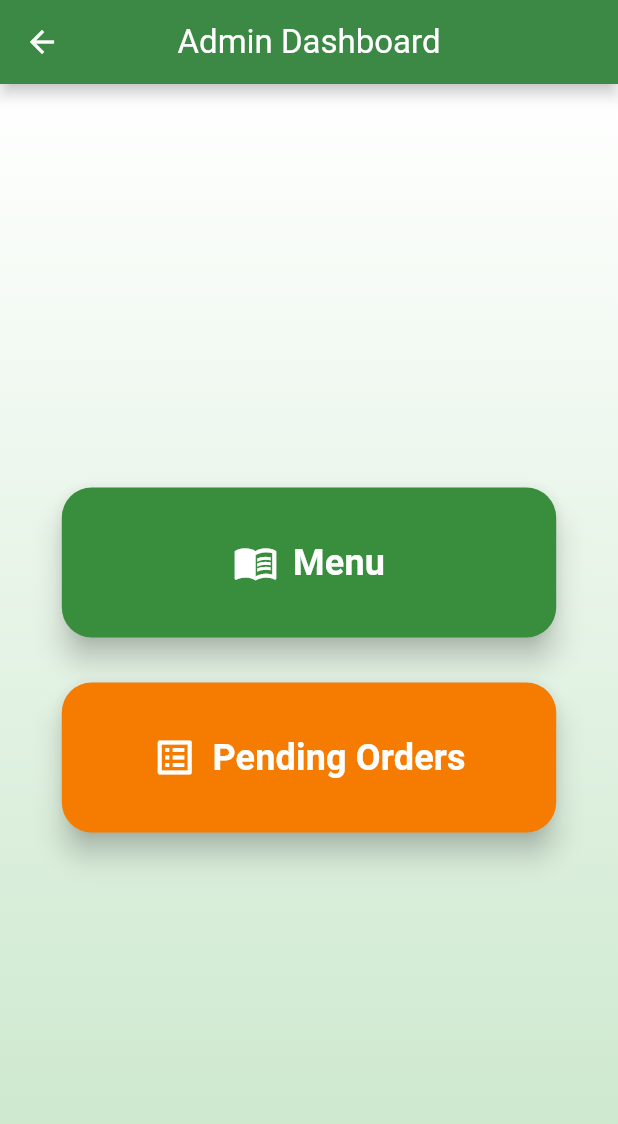
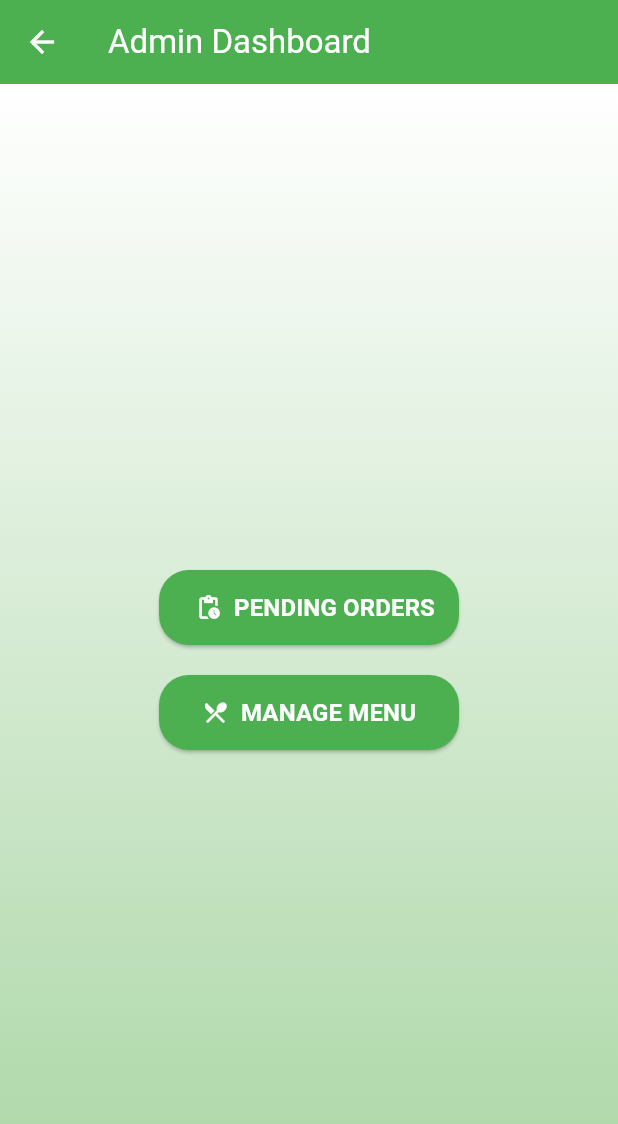
Before and after one commit to AlanRoni/Gitsbites, a Flutter app: the AdminPage screen opened directly, on a phone screen of 412 x 824 dp. Shown: the top 1124 px of the screen. Run offline on Flutter 3.47's test engine with Material 3 defaults, Android fonts, the phone set to English and light mode, and no system bars; our stand-ins replace cloud_firestore, firebase_auth, firebase_core, firebase_storage, google_sign_in, image_picker and 2 more; missing offline and left inert: universal_html; accounts and stored records are empty.

Commit message:
changes in admin side GUI

```diff
--- a/lib/admin.dart
+++ b/lib/admin.dart
@@ -1,4 +1,5 @@
 import 'package:flutter/material.dart';
+import 'package:cloud_firestore/cloud_firestore.dart';
 
 class AdminPage extends StatelessWidget {
   const AdminPage({super.key});
@@ -7,21 +8,20 @@ class AdminPage extends StatelessWidget {
   Widget build(BuildContext context) {
     return Scaffold(
       appBar: AppBar(
-        title: const Text(
-          'Admin Dashboard',
-          style: TextStyle(color: Colors.white),
+        leading: IconButton(
+          icon: const Icon(Icons.arrow_back, color: Colors.white),
+          onPressed: () {
+            Navigator.pushReplacementNamed(context, '/home');
+          },
         ),
-        centerTitle: true,
-        backgroundColor: Colors.green.shade700,
-        elevation: 4.0,
-        shadowColor: Colors.grey.shade300,
-        iconTheme:
-            const IconThemeData(color: Colors.white), // White back button
+        title: const Text('Admin Dashboard',
+            style: TextStyle(color: Colors.white)),
+        backgroundColor: Colors.green,
       ),
       body: Container(
-        decoration: BoxDecoration(
+        decoration: const BoxDecoration(
           gradient: LinearGradient(
-            colors: [Colors.white, Colors.green.shade100],
+            colors: [Colors.white, Color(0xFFA8D5A3)],
             begin: Alignment.topCenter,
             end: Alignment.bottomCenter,
           ),
@@ -30,35 +30,30 @@ class AdminPage extends StatelessWidget {
           child: Column(
             mainAxisAlignment: MainAxisAlignment.center,
             children: [
-              // Menu Button
+              // Pending Orders Button
               SizedBox(
-                width: MediaQuery.of(context).size.width *
-                    0.8, // 80% of screen width
-                height: 100, // Increased height
+                width: 200,
+                height: 50,
                 child: ElevatedButton(
                   style: ElevatedButton.styleFrom(
-                    backgroundColor: Colors.green.shade700,
+                    backgroundColor: Colors.green,
                     shape: RoundedRectangleBorder(
                       borderRadius: BorderRadius.circular(20),
                     ),
-                    elevation: 8, // Add shadow
-                    padding: const EdgeInsets.all(16), // Add padding
                   ),
                   onPressed: () {
-                    // Navigate to the Admin Menu Page
-                    Navigator.pushNamed(context, '/admin_menu');
+                    Navigator.pushNamed(context, '/admin_pending_orders');
                   },
                   child: const Row(
                     mainAxisAlignment: MainAxisAlignment.center,
                     children: [
-                      Icon(Icons.menu_book,
-                          color: Colors.white, size: 30), // Add icon
-                      SizedBox(width: 10), // Space between icon and text
+                      Icon(Icons.pending_actions, color: Colors.white),
+                      SizedBox(width: 8),
                       Text(
-                        'Menu',
+                        'PENDING ORDERS',
                         style: TextStyle(
                           color: Colors.white,
-                          fontSize: 24, // Increased font size
+                          fontSize: 16,
                           fontWeight: FontWeight.bold,
                         ),
                       ),
@@ -66,36 +61,32 @@ class AdminPage extends StatelessWidget {
                   ),
                 ),
               ),
-              const SizedBox(height: 30), // Increased spacing between buttons
-              // Pending Orders Button
+              const SizedBox(height: 20),
+              // Manage Menu Button
               SizedBox(
-                width: MediaQuery.of(context).size.width *
-                    0.8, // 80% of screen width
-                height: 100, // Increased height
+                width: 200,
+                height: 50,
                 child: ElevatedButton(
                   style: ElevatedButton.styleFrom(
-                    backgroundColor: Colors.orange.shade700,
+                    backgroundColor: Colors.green,
                     shape: RoundedRectangleBorder(
                       borderRadius: BorderRadius.circular(20),
                     ),
-                    elevation: 8, // Add shadow
-                    padding: const EdgeInsets.all(16), // Add padding
                   ),
                   onPressed: () {
-                    // Navigate to the Pending Orders Page
-                    Navigator.pushNamed(context, '/admin_pending_orders');
+                    Navigator.pushNamed(
+                        context, '/admin_menu'); // Updated this line
                   },
                   child: const Row(
                     mainAxisAlignment: MainAxisAlignment.center,
                     children: [
-                      Icon(Icons.list_alt,
-                          color: Colors.white, size: 30), // Add icon
-                      SizedBox(width: 10), // Space between icon and text
+                      Icon(Icons.restaurant_menu, color: Colors.white),
+                      SizedBox(width: 8),
                       Text(
-                        'Pending Orders',
+                        'MANAGE MENU',
                         style: TextStyle(
                           color: Colors.white,
-                          fontSize: 24, // Increased font size
+                          fontSize: 16,
                           fontWeight: FontWeight.bold,
                         ),
                       ),
```
Also changed, not shown: lib/admin_menu.dart (+7 -0 lines), lib/admin_pending_orders.dart (+117 -96 lines), lib/main.dart (+50 -19 lines), lib/payment.dart (+95 -6 lines).
